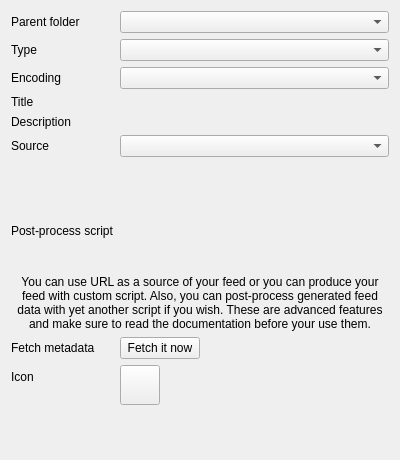
First picture: the form in src/librssguard/services/standard/gui/standardfeeddetails.ui, repository norbusan/rssguard-debian, before the edit.
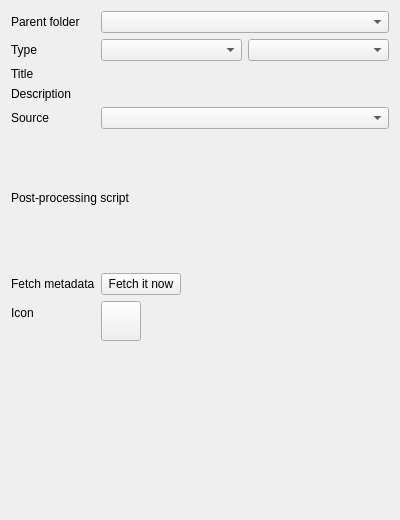
Second picture: the form after the edit. Custom widgets are drawn as their Qt base class.

What changed in the file:
```diff
--- a/src/librssguard/services/standard/gui/standardfeeddetails.ui
+++ b/src/librssguard/services/standard/gui/standardfeeddetails.ui
@@ -7,7 +7,7 @@
     <x>0</x>
     <y>0</y>
     <width>400</width>
-    <height>460</height>
+    <height>520</height>
    </rect>
   </property>
   <property name="windowTitle">
@@ -51,30 +51,24 @@
     </widget>
    </item>
    <item row="1" column="1">
+    <layout class="QHBoxLayout" name="horizontalLayout">
+     <item>
     <widget class="QComboBox" name="m_cmbType">
      <property name="toolTip">
       <string>Select type of the standard feed.</string>
      </property>
     </widget>
    </item>
-   <item row="2" column="0">
-    <widget class="QLabel" name="label_2">
-     <property name="text">
-      <string>Encoding</string>
-     </property>
-     <property name="buddy">
-      <cstring>m_cmbEncoding</cstring>
-     </property>
-    </widget>
-   </item>
-   <item row="2" column="1">
+     <item>
     <widget class="QComboBox" name="m_cmbEncoding">
      <property name="toolTip">
       <string>Select encoding of the standard feed. If you are unsure about the encoding, then select &quot;UTF-8&quot; encoding.</string>
      </property>
     </widget>
    </item>
-   <item row="3" column="0">
+    </layout>
+   </item>
+   <item row="2" column="0">
     <widget class="QLabel" name="m_lblTitle">
      <property name="text">
       <string>Title</string>
@@ -84,10 +78,10 @@
      </property>
     </widget>
    </item>
-   <item row="3" column="1">
+   <item row="2" column="1">
     <widget class="LineEditWithStatus" name="m_txtTitle" native="true"/>
    </item>
-   <item row="4" column="0">
+   <item row="3" column="0">
     <widget class="QLabel" name="m_lblDescription">
      <property name="text">
       <string>Description</string>
@@ -97,10 +91,10 @@
      </property>
     </widget>
    </item>
-   <item row="4" column="1">
+   <item row="3" column="1">
     <widget class="LineEditWithStatus" name="m_txtDescription" native="true"/>
    </item>
-   <item row="5" column="0">
+   <item row="4" column="0">
     <widget class="QLabel" name="label">
      <property name="text">
       <string>Source</string>
@@ -110,10 +104,10 @@
      </property>
     </widget>
    </item>
-   <item row="5" column="1">
+   <item row="4" column="1">
     <widget class="QComboBox" name="m_cmbSourceType"/>
    </item>
-   <item row="6" column="1">
+   <item row="5" column="0" colspan="2">
     <widget class="TextEditWithStatus" name="m_txtSource" native="true">
      <property name="minimumSize">
       <size>
@@ -124,19 +118,22 @@
      <property name="maximumSize">
       <size>
        <width>16777215</width>
-       <height>50</height>
+       <height>100</height>
       </size>
      </property>
     </widget>
    </item>
-   <item row="7" column="0">
+   <item row="6" column="0" colspan="2">
     <widget class="QLabel" name="label_4">
      <property name="text">
-      <string>Post-process script</string>
+      <string>Post-processing script</string>
+     </property>
+     <property name="buddy">
+      <cstring>m_txtPostProcessScript</cstring>
      </property>
     </widget>
    </item>
-   <item row="7" column="1">
+   <item row="7" column="0" colspan="2">
     <widget class="TextEditWithStatus" name="m_txtPostProcessScript" native="true">
      <property name="minimumSize">
       <size>
@@ -147,23 +144,13 @@
      <property name="maximumSize">
       <size>
        <width>16777215</width>
-       <height>50</height>
+       <height>100</height>
       </size>
      </property>
     </widget>
    </item>
    <item row="8" column="0" colspan="2">
-    <widget class="QLabel" name="m_lblScriptInfo">
-     <property name="text">
-      <string>You can use URL as a source of your feed or you can produce your feed with custom script. Also, you can post-process generated feed data with yet another script if you wish. These are advanced features and make sure to read the documentation before your use them.</string>
-     </property>
-     <property name="alignment">
-      <set>Qt::AlignCenter</set>
-     </property>
-     <property name="wordWrap">
-      <bool>true</bool>
-     </property>
-    </widget>
+    <widget class="HelpSpoiler" name="m_lblScriptInfo" native="true"/>
    </item>
    <item row="9" column="0">
     <widget class="QLabel" name="label_7">
@@ -262,6 +249,12 @@
   </layout>
  </widget>
  <customwidgets>
+  <customwidget>
+   <class>HelpSpoiler</class>
+   <extends>QWidget</extends>
+   <header>helpspoiler.h</header>
+   <container>1</container>
+  </customwidget>
   <customwidget>
    <class>LabelWithStatus</class>
    <extends>QWidget</extends>
```
Lines whose indentation alone changed are shown as unchanged.
